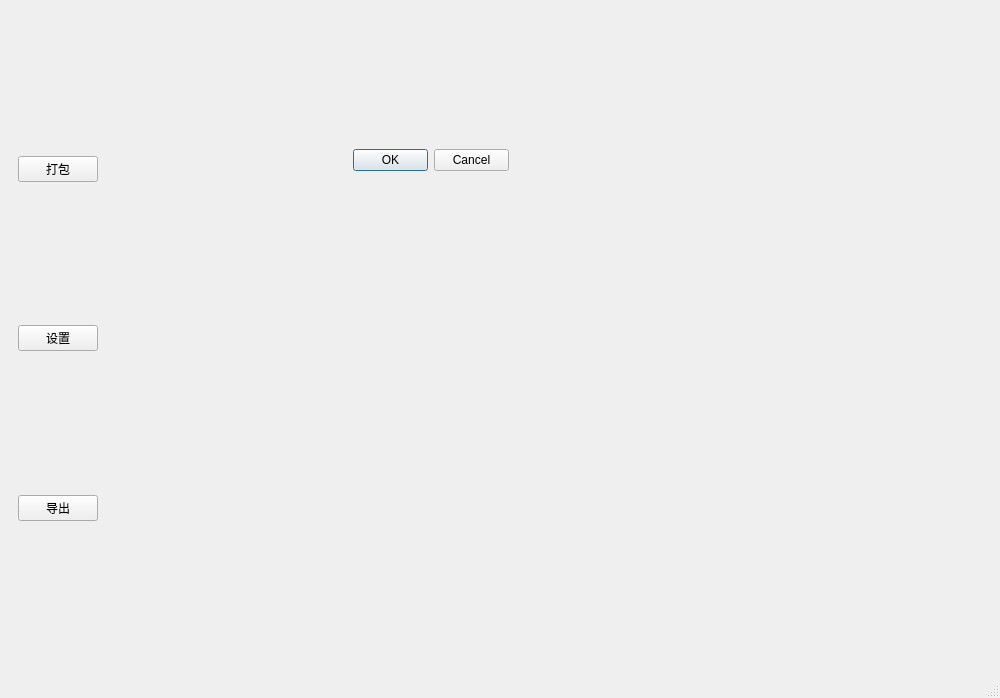
Qt form forms/mainwindow.ui (Redrch/NuitkaStudio) before a commit.
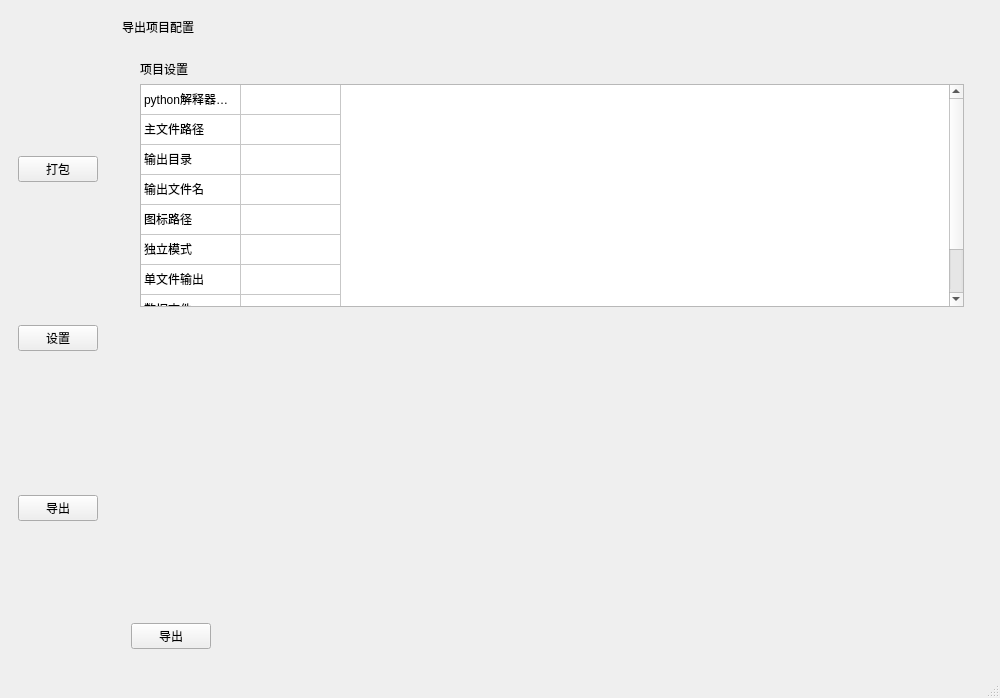
The same form after that commit. The open tabs and pages were chosen to show the change. Icons and pictures are not drawn.

```diff
--- a/forms/mainwindow.ui
+++ b/forms/mainwindow.ui
@@ -762,19 +762,151 @@
        </layout>
       </widget>
       <widget class="QWidget" name="export_page">
-       <widget class="QDialogButtonBox" name="buttonBox">
-        <property name="geometry">
-         <rect>
-          <x>240</x>
-          <y>140</y>
-          <width>156</width>
-          <height>23</height>
-         </rect>
-        </property>
-        <property name="standardButtons">
-         <set>QDialogButtonBox::Cancel|QDialogButtonBox::Ok</set>
-        </property>
-       </widget>
+       <layout class="QVBoxLayout" name="verticalLayout_14">
+        <item>
+         <widget class="QLabel" name="label_12">
+          <property name="text">
+           <string>导出项目配置</string>
+          </property>
+         </widget>
+        </item>
+        <item>
+         <widget class="QWidget" name="widget_12" native="true">
+          <layout class="QHBoxLayout" name="horizontalLayout_24">
+           <item>
+            <widget class="QWidget" name="widget_10" native="true">
+             <layout class="QVBoxLayout" name="verticalLayout_10">
+              <item>
+               <widget class="QLabel" name="label_5">
+                <property name="text">
+                 <string>项目设置</string>
+                </property>
+               </widget>
+              </item>
+              <item>
+               <widget class="QTableWidget" name="projectTable">
+                <property name="rowCount">
+                 <number>9</number>
+                </property>
+                <property name="columnCount">
+                 <number>2</number>
+                </property>
+                <attribute name="horizontalHeaderVisible">
+                 <bool>false</bool>
+                </attribute>
+                <attribute name="horizontalHeaderCascadingSectionResizes">
+                 <bool>true</bool>
+                </attribute>
+                <attribute name="verticalHeaderVisible">
+                 <bool>false</bool>
+                </attribute>
+                <attribute name="verticalHeaderCascadingSectionResizes">
+                 <bool>false</bool>
+                </attribute>
+                <row/>
+                <row/>
+                <row/>
+                <row/>
+                <row/>
+                <row/>
+                <row/>
+                <row/>
+                <row/>
+                <column/>
+                <column/>
+                <item row="0" column="0">
+                 <property name="text">
+                  <string>python解释器路径</string>
+                 </property>
+                </item>
+                <item row="1" column="0">
+                 <property name="text">
+                  <string>主文件路径</string>
+                 </property>
+                </item>
+                <item row="2" column="0">
+                 <property name="text">
+                  <string>输出目录</string>
+                 </property>
+                </item>
+                <item row="3" column="0">
+                 <property name="text">
+                  <string>输出文件名</string>
+                 </property>
+                </item>
+                <item row="4" column="0">
+                 <property name="text">
+                  <string>图标路径</string>
+                 </property>
+                </item>
+                <item row="5" column="0">
+                 <property name="text">
+                  <string>独立模式</string>
+                 </property>
+                </item>
+                <item row="6" column="0">
+                 <property name="text">
+                  <string>单文件输出</string>
+                 </property>
+                </item>
+                <item row="7" column="0">
+                 <property name="text">
+                  <string>数据文件</string>
+                 </property>
+                </item>
+                <item row="8" column="0">
+                 <property name="text">
+                  <string>LTO模式</string>
+                 </property>
+                </item>
+               </widget>
+              </item>
+             </layout>
+            </widget>
+           </item>
+          </layout>
+         </widget>
+        </item>
+        <item>
+         <spacer name="verticalSpacer_8">
+          <property name="orientation">
+           <enum>Qt::Vertical</enum>
+          </property>
+          <property name="sizeHint" stdset="0">
+           <size>
+            <width>20</width>
+            <height>40</height>
+           </size>
+          </property>
+         </spacer>
+        </item>
+        <item>
+         <widget class="QWidget" name="widget_11" native="true">
+          <layout class="QHBoxLayout" name="horizontalLayout_23">
+           <item>
+            <widget class="QPushButton" name="exportBtn">
+             <property name="text">
+              <string>导出</string>
+             </property>
+            </widget>
+           </item>
+           <item>
+            <spacer name="horizontalSpacer_5">
+             <property name="orientation">
+              <enum>Qt::Horizontal</enum>
+             </property>
+             <property name="sizeHint" stdset="0">
+              <size>
+               <width>763</width>
+               <height>20</height>
+              </size>
+             </property>
+            </spacer>
+           </item>
+          </layout>
+         </widget>
+        </item>
+       </layout>
       </widget>
      </widget>
     </item>
```
Left out of the diff: 14 changed lines with no effect on the pictures.
